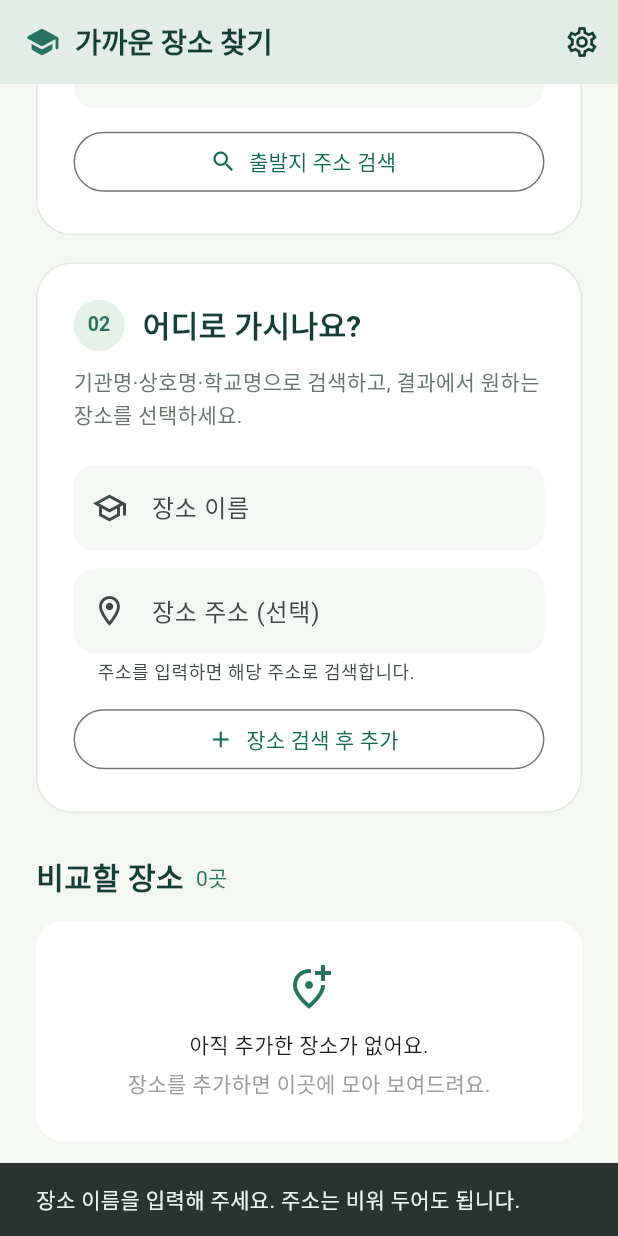
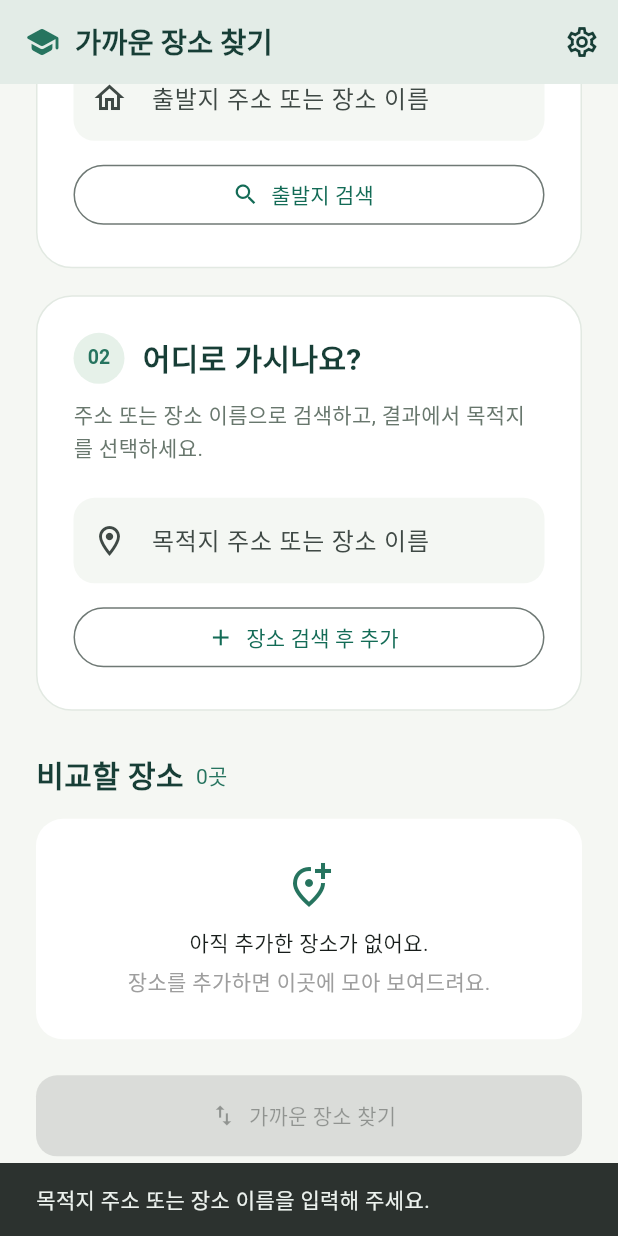
Before and after one commit to poca62-netizen/AICoding, a Flutter app: the screen it shows after launch, scrolled down 1152 dp, after a tap on "장소 검색 후 추가", on a phone screen of 412 x 824 dp. Run offline on Flutter 3.47's test engine with Material 3 defaults, Android fonts, the phone set to English and light mode, and no system bars; our stand-ins replace flutter_map, latlong2; statements that could not run were skipped.

Commit message:
Unify place search inputs and add Windows app launcher

```diff
--- a/lib/main.dart
+++ b/lib/main.dart
@@ -53,9 +53,7 @@
 class _FinderPageState extends State<FinderPage> {
   final geocoder = KakaoGeocoder();
   final mapKey = GlobalKey<SchoolMapState>();
-  final homeText = TextEditingController(),
-      nameText = TextEditingController(),
-      schoolText = TextEditingController();
+  final homeText = TextEditingController(), nameText = TextEditingController();
   String apiKey = const String.fromEnvironment('KAKAO_REST_API_KEY');
   Place? home;
   final List<School> schools = [];
@@ -66,7 +64,6 @@
     geocoder.dispose();
     homeText.dispose();
     nameText.dispose();
-    schoolText.dispose();
     super.dispose();
   }
 
@@ -116,8 +113,8 @@
     controller.dispose();
   }
 
-  Future<Place?> chooseAddress(String query, {bool keyword = false}) async {
-    final options = await geocoder.search(query, apiKey, keyword: keyword);
+  Future<Place?> chooseAddress(String query, {bool origin = false}) async {
+    final options = await geocoder.searchOrigin(query, apiKey);
     if (!mounted) return null;
     return showModalBottomSheet<Place>(
       context: context,
@@ -130,15 +127,11 @@
             crossAxisAlignment: CrossAxisAlignment.start,
             children: [
               Text(
-                keyword ? '장소를 선택해 주세요' : '주소를 확인해 주세요',
+                origin ? '출발지를 선택해 주세요' : '목적지를 선택해 주세요',
                 style: Theme.of(context).textTheme.titleLarge,
               ),
               const SizedBox(height: 8),
-              Text(
-                keyword
-                    ? '검색 결과 최대 15곳입니다. 원하는 장소가 없으면 지역명도 함께 입력해 주세요.'
-                    : '검색된 주소를 선택하면 위치가 확정됩니다.',
-              ),
+              const Text('검색 결과 최대 15곳입니다. 원하는 장소가 없으면 지역명도 함께 입력해 주세요.'),
               const SizedBox(height: 16),
               ConstrainedBox(
                 constraints: BoxConstraints(
@@ -169,13 +162,11 @@
 
   Future<void> search(bool forHome) async {
     if (busy) return;
-    final name = nameText.text.trim();
-    final byName = !forHome && schoolText.text.trim().isEmpty;
-    final query = forHome
-        ? homeText.text.trim()
-        : (byName ? name : schoolText.text.trim());
-    if (query.isEmpty || (!forHome && name.isEmpty)) {
-      message(forHome ? '집 주소를 입력해 주세요.' : '장소 이름을 입력해 주세요. 주소는 비워 두어도 됩니다.');
+    final query = (forHome ? homeText : nameText).text.trim();
+    if (query.isEmpty) {
+      message(
+        forHome ? '출발지 주소 또는 장소 이름을 입력해 주세요.' : '목적지 주소 또는 장소 이름을 입력해 주세요.',
+      );
       return;
     }
     if (apiKey.isEmpty) {
@@ -184,9 +175,9 @@
     }
     setState(() => busy = true);
     try {
-      final place = await chooseAddress(query, keyword: byName);
+      final place = await chooseAddress(query, origin: forHome);
       if (!mounted || place == null) return;
-      final selectedName = place.name ?? name;
+      final selectedName = place.name ?? place.address;
       if (!forHome &&
           schools.any(
             (s) => s.name == selectedName && s.place.address == place.address,
@@ -197,11 +188,10 @@
       setState(() {
         if (forHome) {
           home = place;
-          homeText.text = place.address;
+          homeText.text = place.name ?? place.address;
         } else {
           schools.add(School(nextId++, selectedName, place));
           nameText.clear();
-          schoolText.clear();
         }
       });
     } on SearchFailure catch (e) {
@@ -305,15 +295,19 @@
   );
   @override
   Widget build(BuildContext context) {
-    final homePanel = panel('01', '어디에서 출발하나요?', '도로명 또는 지번 주소로 출발지를 찾아주세요.', [
+    final homePanel = panel(
+      '01',
+      '어디에서 출발하나요?',
+      '주소 또는 장소 이름으로 검색하고 출발지를 선택하세요.',
+      [
         TextField(
           controller: homeText,
           enabled: !busy && !demo,
           onChanged: (_) => setState(() => home = null),
           onSubmitted: (_) => search(true),
           decoration: const InputDecoration(
-          labelText: '집(출발지) 주소',
-          hintText: '예: 경기 수원시 팔달구 효원로 241',
+            labelText: '출발지 주소 또는 장소 이름',
+            hintText: '예: 수원시청, 수원역, 경기 수원시 팔달구 효원로 241',
             prefixIcon: Icon(Icons.home_outlined),
           ),
         ),
@@ -323,22 +317,23 @@
           child: OutlinedButton.icon(
             onPressed: busy || demo ? null : () => search(true),
             icon: const Icon(Icons.search),
-          label: const Text('출발지 주소 검색'),
+            label: const Text('출발지 검색'),
           ),
         ),
         if (home != null)
           Padding(
             padding: const EdgeInsets.only(top: 14),
             child: Text(
-            '✓  ${home!.address}',
+              '✓  ${home!.name == null ? '' : '${home!.name} · '}${home!.address}',
               style: const TextStyle(color: green),
             ),
           ),
-    ]);
+      ],
+    );
     final schoolPanel = panel(
       '02',
       '어디로 가시나요?',
-      '기관명·상호명·학교명으로 검색하고, 결과에서 원하는 장소를 선택하세요.',
+      '주소 또는 장소 이름으로 검색하고, 결과에서 목적지를 선택하세요.',
       [
         TextField(
           controller: nameText,
@@ -346,20 +341,8 @@
           textInputAction: TextInputAction.search,
           onSubmitted: (_) => search(false),
           decoration: const InputDecoration(
-            labelText: '장소 이름',
-            hintText: '예: 디지털혁신교육센터, 수원시청, 카페',
-            prefixIcon: Icon(Icons.school_outlined),
-          ),
-        ),
-        const SizedBox(height: 12),
-        TextField(
-          controller: schoolText,
-          enabled: !busy && !demo,
-          onSubmitted: (_) => search(false),
-          decoration: const InputDecoration(
-            labelText: '장소 주소 (선택)',
-            hintText: '비워 두면 장소 이름으로 검색합니다',
-            helperText: '주소를 입력하면 해당 주소로 검색합니다.',
+            labelText: '목적지 주소 또는 장소 이름',
+            hintText: '예: 수원시청, 디지털혁신교육센터, 도로명 주소',
             prefixIcon: Icon(Icons.location_on_outlined),
           ),
         ),
```
Also changed, not shown: lib/geocoder.dart (+8 -1 lines), 3 other files. Lines whose indentation alone changed are shown as unchanged.
